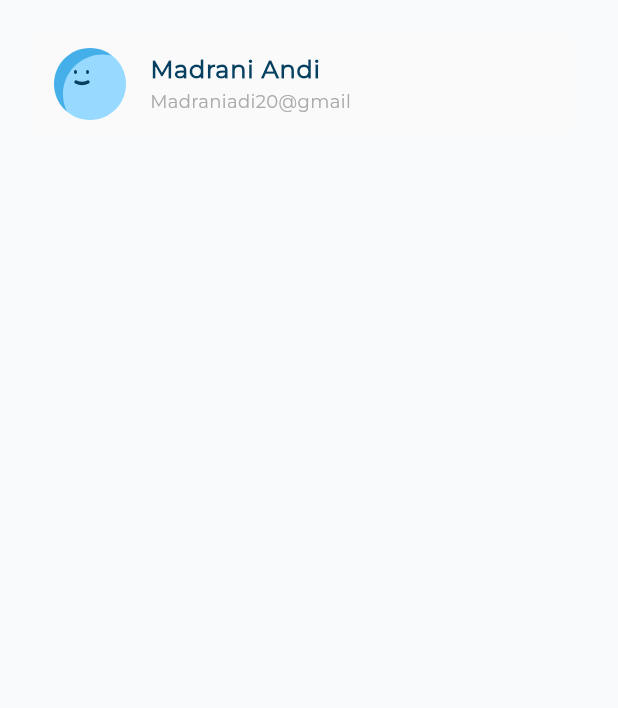
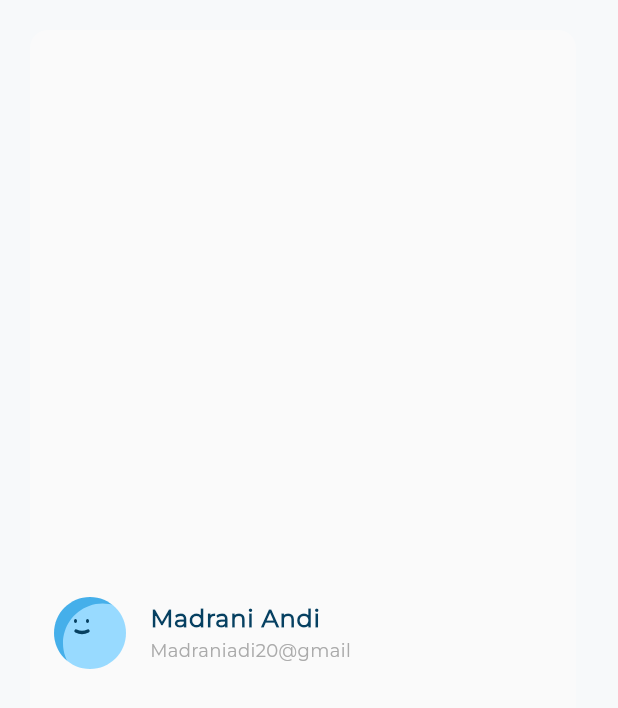
Before and after one commit to Nidhal-Khazene/Invoicing-Dashboard, a Flutter app: the UserInfoListTile widget shown alone on an empty page, opened directly with sample values from the repository, on a phone screen of 412 x 824 dp. Shown: the top 708 px of the screen. Run offline on Flutter 3.47's test engine with Material 3 defaults, Android fonts, the phone set to English and light mode, and no system bars; our stand-ins replace flutter_svg.

Commit message:
fix latest transection list view using hight

```diff
--- a/lib/widgets/latest_transection_list_view.dart
+++ b/lib/widgets/latest_transection_list_view.dart
@@ -27,7 +27,7 @@ class LatestTransectionListView extends StatelessWidget {
   @override
   Widget build(BuildContext context) {
     return SizedBox(
-      height: 100,
+      height: 80,
       child: ListView.builder(
         padding: EdgeInsets.zero,
         scrollDirection: Axis.horizontal,
--- a/lib/widgets/user_info_list_tile.dart
+++ b/lib/widgets/user_info_list_tile.dart
@@ -13,10 +13,12 @@ class UserInfoListTile extends StatelessWidget {
       margin: const EdgeInsets.only(right: 28, left: 20, top: 20),
       color: const Color(0xffFAFAFA),
       elevation: 0,
-      child: ListTile(
-        leading: SvgPicture.asset(userInfoModel.image),
-        title: Text(userInfoModel.title, style: AppStyles.semiBold16),
-        subtitle: Text(userInfoModel.subtitle, style: AppStyles.regular12),
+      child: Center(
+        child: ListTile(
+          leading: SvgPicture.asset(userInfoModel.image),
+          title: Text(userInfoModel.title, style: AppStyles.semiBold16),
+          subtitle: Text(userInfoModel.subtitle, style: AppStyles.regular12),
+        ),
       ),
     );
   }
```
